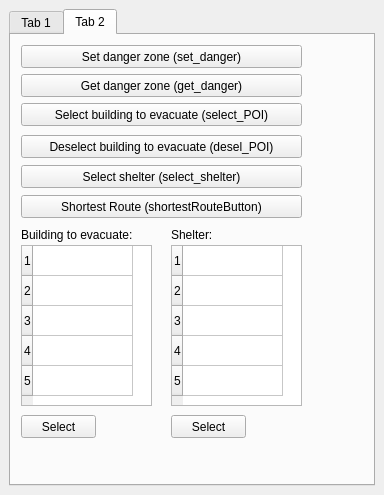
The window that Evacu8/Evacu8/Evacu8_dockwidget_base.ui (fhb1990/GEO1005) describes before a commit, drawn with Qt 5.
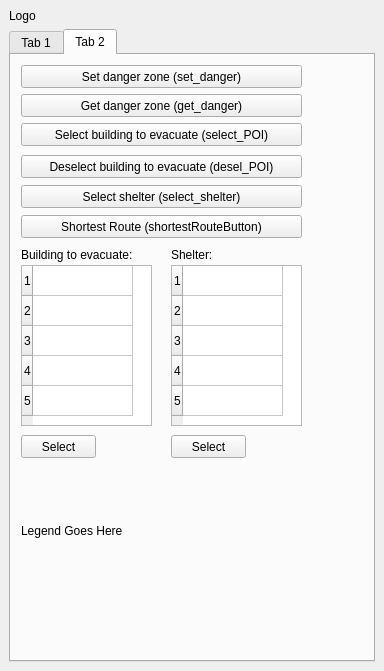
The same window after the commit.

What changed in the file:
```diff
--- a/Evacu8/Evacu8/Evacu8_dockwidget_base.ui
+++ b/Evacu8/Evacu8/Evacu8_dockwidget_base.ui
@@ -7,7 +7,7 @@
     <x>0</x>
     <y>0</y>
     <width>384</width>
-    <height>495</height>
+    <height>671</height>
    </rect>
   </property>
   <property name="windowTitle">
@@ -15,7 +15,7 @@
   </property>
   <widget class="QWidget" name="dockWidgetContents">
    <layout class="QGridLayout" name="gridLayout">
-    <item row="0" column="0">
+    <item row="1" column="0">
      <widget class="QTabWidget" name="tabs">
       <property name="currentIndex">
        <number>1</number>
@@ -307,9 +307,32 @@
          <string>Shelter:</string>
         </property>
        </widget>
+       <widget class="QLabel" name="legend">
+        <property name="geometry">
+         <rect>
+          <x>10</x>
+          <y>410</y>
+          <width>301</width>
+          <height>131</height>
+         </rect>
+        </property>
+        <property name="text">
+         <string>Legend Goes Here</string>
+        </property>
+       </widget>
       </widget>
      </widget>
     </item>
+    <item row="0" column="0">
+     <widget class="QLabel" name="logo">
+      <property name="text">
+       <string>Logo</string>
+      </property>
+      <property name="scaledContents">
+       <bool>true</bool>
+      </property>
+     </widget>
+    </item>
    </layout>
   </widget>
  </widget>
```
